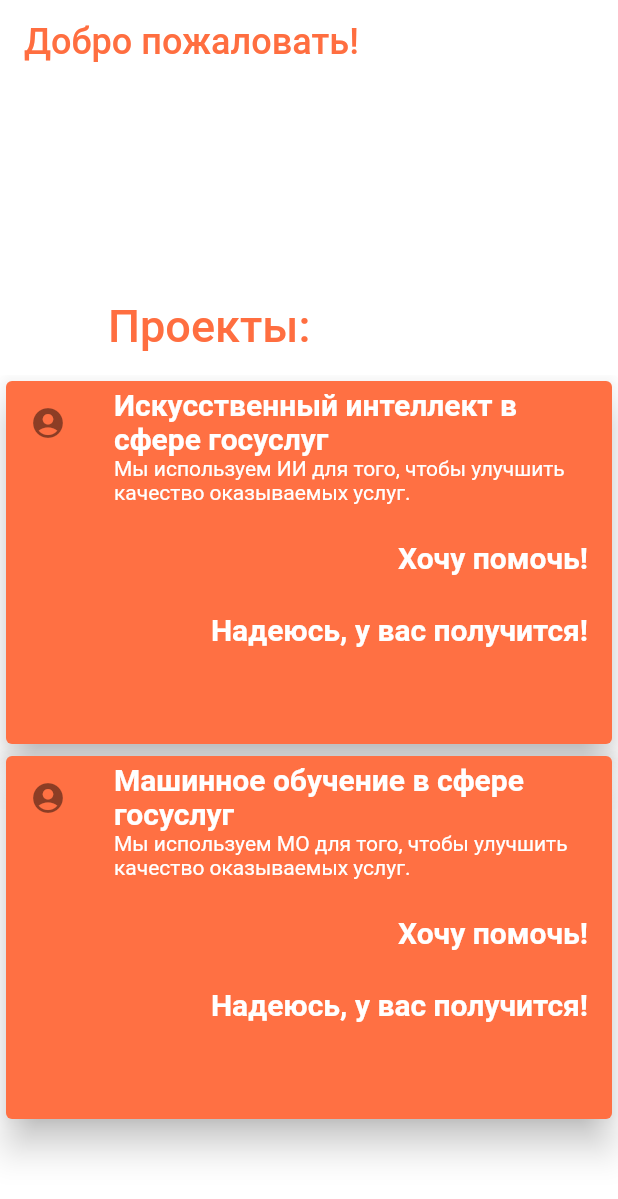
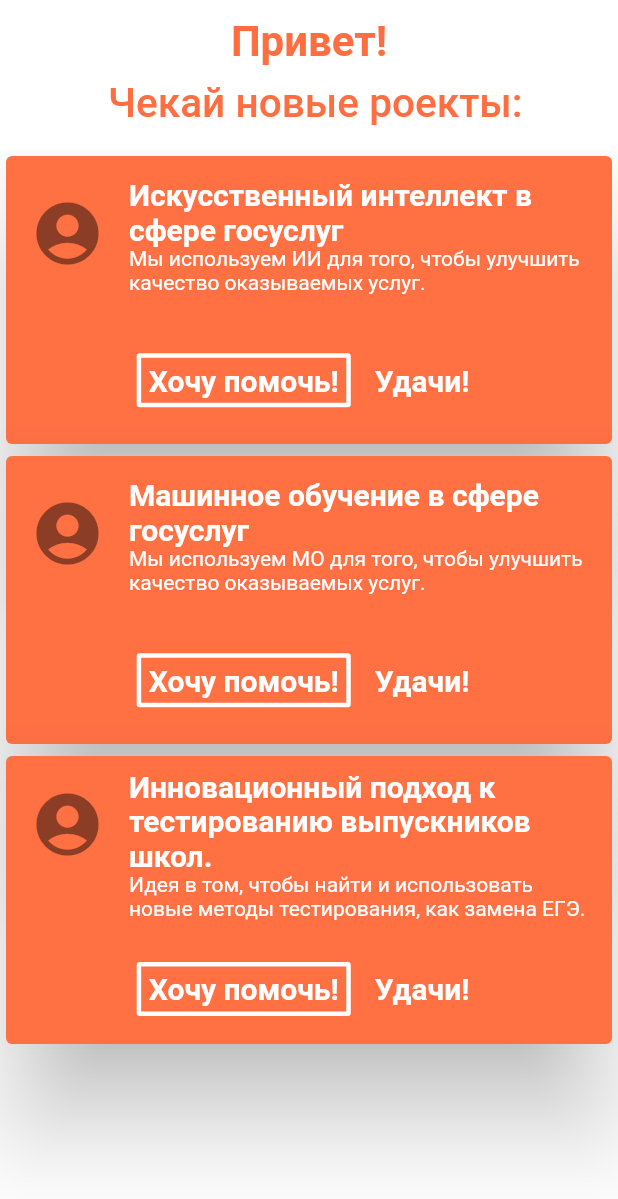
Before and after one commit to Livbig/project_affair, a Flutter app: the screen it shows after launch, on a phone screen of 412 x 824 dp. Shown: the top 1199 px of the screen. Run offline on Flutter 3.47's test engine with Material 2 defaults, Android fonts, the phone set to English and light mode, and no system bars.

Commit message:
UI improvement

```diff
--- a/lib/main.dart
+++ b/lib/main.dart
@@ -1,9 +1,12 @@
+import 'dart:ui';
+
 import 'package:flutter/material.dart';
 import 'dart:math';
 
 List<List<String>> ideas = [
   ['1', 'Искусственный интеллект в сфере госуслуг', 'Мы используем ИИ для того, чтобы улучшить качество оказываемых услуг.'],
-  ['1', 'Машинное обучение в сфере госуслуг', 'Мы используем МО для того, чтобы улучшить качество оказываемых услуг.']
+  ['2', 'Машинное обучение в сфере госуслуг', 'Мы используем МО для того, чтобы улучшить качество оказываемых услуг.'],
+  ['3', 'Инновационный подход к тестированию выпускников школ.', 'Идея в том, чтобы найти и использовать новые методы тестирования, как замена ЕГЭ.']
 ];
 
 List<Color> colors = [Colors.deepOrange[400], Colors.red[300], Colors.pink[300], Colors.green[300]];
@@ -19,19 +22,19 @@ class MyApp extends StatelessWidget {
         theme: ThemeData(
           brightness: Brightness.light,
           textTheme: TextTheme(
-              title: TextStyle(
+              headline6: TextStyle(
                   color: Colors.white, fontWeight: FontWeight.bold),
-              body2: TextStyle(
+              bodyText1: TextStyle(
                   color: Colors.white, fontWeight: FontWeight.normal)),
         ),
-        home: MyHomePage(title: 'Добро пожаловать на ярмарку!')
+        home: MyHomePage(headline6: 'Добро пожаловать на ярмарку!')
     );
   }
 }
 
 class MyHomePage extends StatefulWidget {
-  MyHomePage({Key key, this.title}) : super(key: key);
-  final String title;
+  MyHomePage({Key key, this.headline6}) : super(key: key);
+  final String headline6;
 
   @override
   _MyHomePageState createState() => _MyHomePageState();
@@ -46,39 +49,43 @@ class _MyHomePageState extends State<MyHomePage> {
         body: CustomScrollView(
           slivers: <Widget>[
             const SliverAppBar(
-              title: Text('Добро пожаловать!', style: TextStyle(color: Colors.deepOrangeAccent, fontSize: 24)),
+              centerTitle: true,
+              title: Text('Привет!', style: TextStyle(color: Colors.deepOrangeAccent, fontSize: 28, fontWeight: FontWeight.bold)),
               elevation: 30,
               backgroundColor: Colors.white,
               pinned: false,
-              expandedHeight: 250.0,
+              expandedHeight: 100.0,
               flexibleSpace: FlexibleSpaceBar(
-                title: Text('Проекты:', style: TextStyle(color: Colors.deepOrangeAccent, fontSize: 20)),
+                title: Text('Чекай новые роекты:', style: TextStyle(color: Colors.deepOrangeAccent, fontSize: 18)),
               ),
             ),
             SliverFixedExtentList(
-              itemExtent: 250.0,
+              itemExtent: 200.0,
               delegate: SliverChildBuilderDelegate(
                     (BuildContext context, int total) {
                   return Center(
                       child: Card(
-                          elevation: 10,
+                          elevation: 30,
                           color: colors[Random().nextInt(colors.length)],
                           child: Column(
+                              mainAxisAlignment: MainAxisAlignment.spaceAround,
                               mainAxisSize: MainAxisSize.max,
                               children: <Widget>[
                                 ListTile(
-                                  leading: Icon(Icons.account_circle),
-                                  title: Text(ideas[total][1], style: Theme.of(context).textTheme.title,),
-                                  subtitle: Text(ideas[total][2], style: Theme.of(context).textTheme.body2,),
+                                  leading: Icon(Icons.account_circle,size: 50,),
+                                  title: Text(ideas[total][1], style: Theme.of(context).textTheme.headline6,),
+                                  subtitle: Text(ideas[total][2], style: Theme.of(context).textTheme.bodyText1,),
                                 ),
                                 ButtonBar(
+                                    alignment: MainAxisAlignment.center,
                                     children: <Widget>[
-                                      FlatButton(
-                                        child: Text('Хочу помочь!', style: Theme.of(context).textTheme.title),
+                                      OutlineButton(
+                                        borderSide: BorderSide(color: Colors.white,width: 3),
+                                        child: Text('Хочу помочь!', style: Theme.of(context).textTheme.headline6),
                                         onPressed: () {/* ... */},
                                       ),
                                       FlatButton(
-                                        child: Text('Надеюсь, у вас получится!', style: Theme.of(context).textTheme.title),
+                                        child: Text('Удачи!', style: Theme.of(context).textTheme.headline6),
                                         onPressed: () {/* ... */},
                                       )
                                     ]
```
Also changed, not shown: pubspec.lock.
